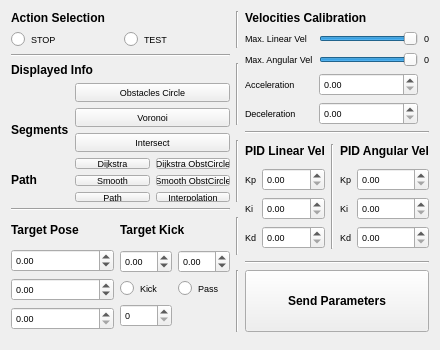
Above: control_calib/src/control_calib.ui from minhoteam-msl/minho_team_tools before the change. Below: the same form after it.
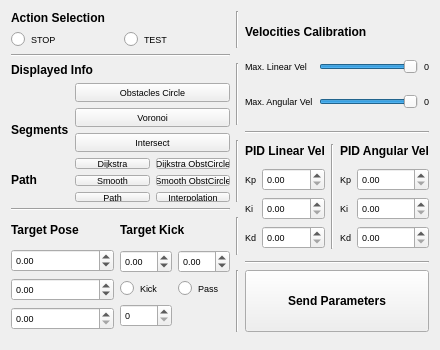
That is the form after the change.

Commit message: Removed accel, deccel from control_calib

```diff
--- a/control_calib/src/control_calib.ui
+++ b/control_calib/src/control_calib.ui
@@ -389,25 +389,6 @@
         </property>
        </widget>
       </item>
-      <item row="4" column="0">
-       <widget class="QLabel" name="label_11">
-        <property name="sizePolicy">
-         <sizepolicy hsizetype="Preferred" vsizetype="Maximum">
-          <horstretch>0</horstretch>
-          <verstretch>0</verstretch>
-         </sizepolicy>
-        </property>
-        <property name="font">
-         <font>
-          <family>Ubuntu</family>
-          <pointsize>7</pointsize>
-         </font>
-        </property>
-        <property name="text">
-         <string>Deceleration</string>
-        </property>
-       </widget>
-      </item>
       <item row="2" column="1">
        <widget class="QSlider" name="max_ang_vel">
         <property name="sizePolicy">
@@ -433,28 +414,6 @@
         </property>
        </widget>
       </item>
-      <item row="4" column="1">
-       <widget class="QDoubleSpinBox" name="spin_accel">
-        <property name="sizePolicy">
-         <sizepolicy hsizetype="Minimum" vsizetype="Maximum">
-          <horstretch>0</horstretch>
-          <verstretch>0</verstretch>
-         </sizepolicy>
-        </property>
-        <property name="font">
-         <font>
-          <family>Ubuntu</family>
-          <pointsize>7</pointsize>
-         </font>
-        </property>
-        <property name="decimals">
-         <number>2</number>
-        </property>
-        <property name="singleStep">
-         <double>0.010000000000000</double>
-        </property>
-       </widget>
-      </item>
       <item row="1" column="0">
        <widget class="QLabel" name="label">
         <property name="sizePolicy">
@@ -474,47 +433,6 @@
         </property>
        </widget>
       </item>
-      <item row="3" column="0">
-       <widget class="QLabel" name="label_10">
-        <property name="sizePolicy">
-         <sizepolicy hsizetype="Preferred" vsizetype="Maximum">
-          <horstretch>0</horstretch>
-          <verstretch>0</verstretch>
-         </sizepolicy>
-        </property>
-        <property name="font">
-         <font>
-          <family>Ubuntu</family>
-          <pointsize>7</pointsize>
-         </font>
-        </property>
-        <property name="text">
-         <string>Acceleration</string>
-        </property>
-       </widget>
-      </item>
-      <item row="3" column="1">
-       <widget class="QDoubleSpinBox" name="spin_decel">
-        <property name="sizePolicy">
-         <sizepolicy hsizetype="Minimum" vsizetype="Maximum">
-          <horstretch>0</horstretch>
-          <verstretch>0</verstretch>
-         </sizepolicy>
-        </property>
-        <property name="font">
-         <font>
-          <family>Ubuntu</family>
-          <pointsize>7</pointsize>
-         </font>
-        </property>
-        <property name="maximum">
-         <double>0.500000000000000</double>
-        </property>
-        <property name="singleStep">
-         <double>0.010000000000000</double>
-        </property>
-       </widget>
-      </item>
       <item row="2" column="2">
        <widget class="QLabel" name="lb_max_ang_vel">
         <property name="sizePolicy">
```
The commit also changes 1 other file.
